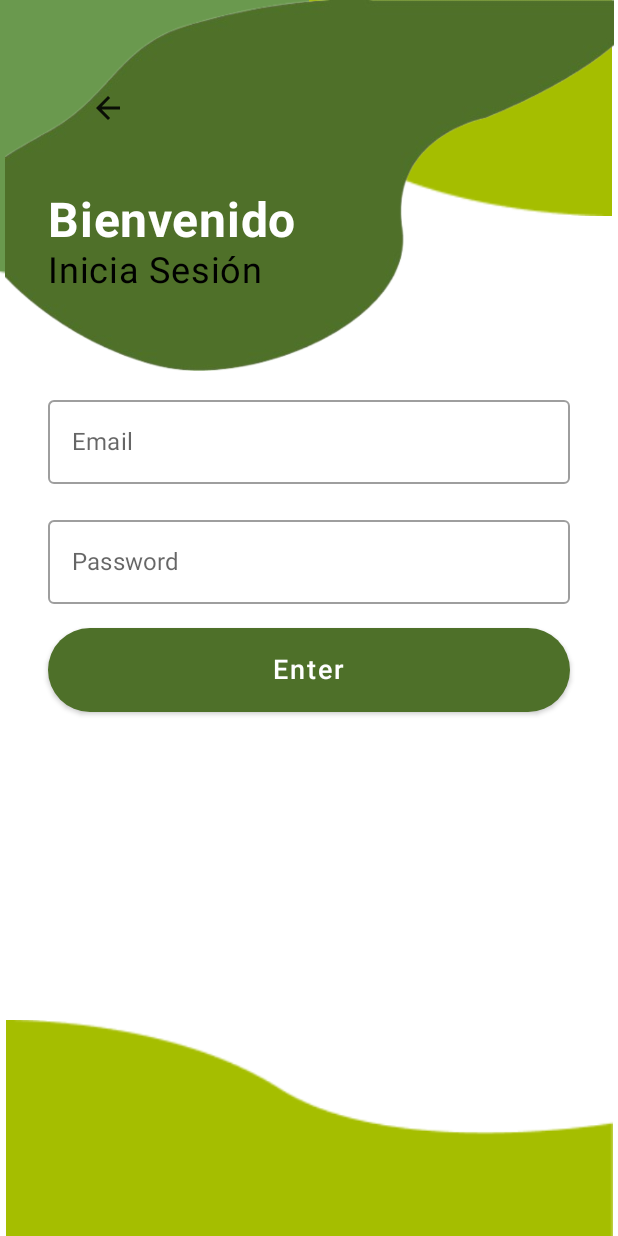
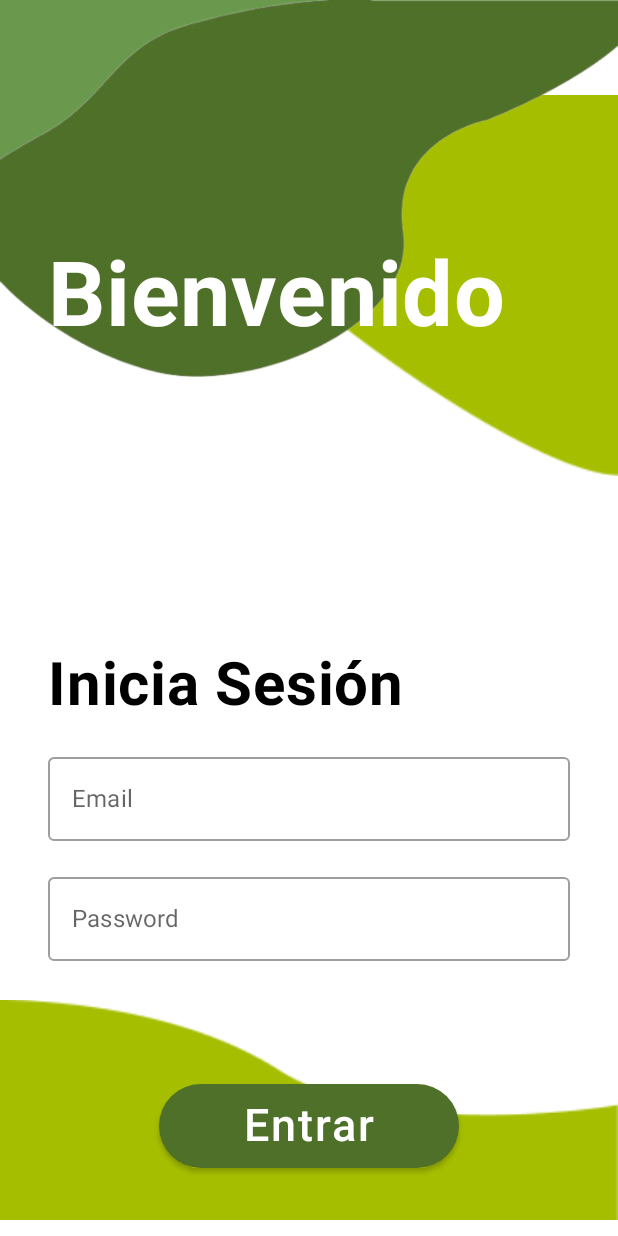
Before and after one commit to NarhariOlalde/DevKots, an Android app built with Jetpack Compose: the screen it shows after launch (MainActivity), after a tap on "Login", on a phone screen of 412 x 824 dp. Run offline under Robolectric (Android 15) with nearby library versions, the phone set to English and light mode, and no system bars.

Commit message:
cambios login

```diff
--- a/App/app/src/main/java/com/example/devkots/data/BioReportService.kt
+++ b/App/app/src/main/java/com/example/devkots/data/BioReportService.kt
@@ -54,9 +54,16 @@ interface BioReportService {
     @GET("basic_report/{id}")
     suspend fun getFaunaTransectoReport(@Path("id") id: Int): Response<FaunaTransectoReport>
 
+    @GET("basic_report/{id}")
+    suspend fun getFaunaPuntoConteoReport(@Path("id") id: Int): Response<FaunaPuntoConteoReport>
+
     // Update a Fauna en Transecto report
     @PUT("basic_report/{id}")
     suspend fun updateFaunaTransectoReport(@Path("id") id: Int, @Body report: FaunaTransectoReport): Response<FaunaTransectoReport>
+
+    @PUT("basic_report/{id}")
+    suspend fun updateFaunaPuntoConteoReport(@Path("id") id: Int, @Body report: FaunaPuntoConteoReport): Response<FaunaPuntoConteoReport>
+
 
     @PATCH("basic_report/{id}")
     suspend fun updateReportStatusById(
--- a/App/app/src/main/java/com/example/devkots/uiLib/components/BackButton.kt
+++ b/App/app/src/main/java/com/example/devkots/uiLib/components/BackButton.kt
@@ -1,6 +1,8 @@
 package com.example.devkots.uiLib.components
 
+import androidx.compose.foundation.clickable
 import androidx.compose.foundation.layout.padding
+import androidx.compose.foundation.layout.size
 import androidx.compose.material.Icon
 import androidx.compose.material.IconButton
 import androidx.compose.material.icons.Icons
@@ -13,13 +15,12 @@ import androidx.navigation.NavController
 
 @Composable
 fun BackButton(navController: NavController) {
-    IconButton(
-        onClick = { navController.popBackStack() },
-        modifier = Modifier.padding(16.dp)
-    ) {
-        Icon(
-            imageVector = Icons.AutoMirrored.Filled.ArrowBack,
-            contentDescription = "Back"
-        )
-    }
+    Icon(
+        imageVector = Icons.AutoMirrored.Filled.ArrowBack,
+        contentDescription = "Back",
+        modifier = Modifier
+            .size(32.dp)
+            .clickable { navController.popBackStack() },
+
+    )
 }
--- a/App/app/src/main/java/com/example/devkots/uiLib/screens/LoginScreen.kt
+++ b/App/app/src/main/java/com/example/devkots/uiLib/screens/LoginScreen.kt
@@ -51,33 +51,30 @@ fun LoginScreen(
             color = White
         )
         {
-            Box(modifier = Modifier.fillMaxSize()) {
+            Box(modifier = Modifier.fillMaxSize()
+                .fillMaxWidth()) {
                 Image(
-                    painter = painterResource(id = R.drawable.vector_3),
+                    painter = painterResource(id = R.drawable.vector_1),
                     contentDescription = "vector_3",
                     modifier = Modifier
                         .fillMaxWidth()
-                        .fillMaxHeight(0.175f)
-                        .align(Alignment.TopCenter)
-                        .graphicsLayer(rotationZ = 180f)
+                        .size(380.dp)
                 )
                 Image(
                     painter = painterResource(id = R.drawable.vector_3),
                     contentDescription = "vector_3",
                     modifier = Modifier
                         .fillMaxWidth()
-                        .fillMaxHeight(0.175f)
+                        .fillMaxHeight(0.204f)
                         .align(Alignment.BottomCenter)
                 )
                 Image(
                     painter = painterResource(id = R.drawable.vector_5),
                     contentDescription = "vector_5",
                     modifier = Modifier
-                        .fillMaxWidth(0.5f)
-                        .fillMaxHeight(0.24f)
+                        .fillMaxWidth(0.6f)
                         .align(Alignment.TopStart)
-                        .width(200.dp)
-                        .clip(RectangleShape),
+                        .width(200.dp),
                     contentScale = ContentScale.Crop
                 )
                 Image(
@@ -85,8 +82,7 @@ fun LoginScreen(
                     contentDescription = "vector_6",
                     modifier = Modifier
                         .fillMaxWidth()
-                        .fillMaxHeight(0.3f)
-                        .align(Alignment.TopCenter)
+
                 )
                 Column(
                     modifier = Modifier
@@ -96,29 +92,32 @@ fun LoginScreen(
                     verticalArrangement = Arrangement.spacedBy(16.dp)
                 ) {
                     // Back Button
-                    Box(modifier = Modifier.fillMaxWidth(), contentAlignment = Alignment.TopStart) {
+                    Box(modifier = Modifier.padding(end = 500.dp)) {
                         BackButton(navController)
                     }
 
+                    Spacer(modifier = Modifier.height(50.dp))
                     // Welcome Text
                     Column(
                         horizontalAlignment = Alignment.Start,
                         modifier = Modifier.fillMaxWidth()
+                            .padding(top = 16.dp)
                     ) {
                         Text(
                             text = "Bienvenido",
-                            fontSize = 32.sp,
+                            fontSize = 60.sp,
                             fontWeight = FontWeight.Bold,
                             color = White
                         )
+                        Spacer(modifier = Modifier.height(200.dp))
                         Text(
                             text = "Inicia Sesión",
-                            fontSize = 24.sp,
-                            color = Black
+                            fontSize = 40.sp,
+                            color = Black,
+                            fontWeight = FontWeight.Bold
                         )
                     }
 
-                    Spacer(modifier = Modifier.height(32.dp))
 
                     // Email and Password Inputs
                     OutlinedTextField(
@@ -143,17 +142,17 @@ fun LoginScreen(
                             modifier = Modifier.padding(top = 8.dp)
                         )
                     }
-
+                    Spacer(modifier = Modifier.height(50.dp))
                     // Login Button
                     Button(
                         onClick = { loginViewModel.login() },
                         modifier = Modifier
-                            .fillMaxWidth()
-                            .height(56.dp),
+                            .height(56.dp)
+                            .width(200.dp),
                         shape = RoundedCornerShape(30.dp),
                         colors = ButtonDefaults.buttonColors(backgroundColor = ObjectGreen1)
                     ) {
-                        Text("Enter", color = Color.White, fontSize = 18.sp)
+                        Text("Entrar", color = Color.White, fontSize = 30.sp)
                     }
                 }
             }
--- a/App/app/src/main/java/com/example/devkots/uiLib/screens/LoginSignupScreen.kt
+++ b/App/app/src/main/java/com/example/devkots/uiLib/screens/LoginSignupScreen.kt
@@ -57,9 +57,6 @@ fun LoginSignupScreen(navController: NavController) {
                 CustomButtonLS(text = "Login", backgroundColor = ObjectGreen1) {
                     navController.navigate("login")
                 }
-                CustomButtonLS(text = "Signup", backgroundColor = ObjectGreen1) {
-                    navController.navigate("signup")
-                }
             }
         }
     }
```
Also changed, not shown: App/app/src/main/java/com/example/devkots/uiLib/components/MainLayout.kt (+34 -0 lines), App/app/src/main/java/com/example/devkots/uiLib/screens/AppNavigation.kt (+18 -7 lines), App/app/src/main/java/com/example/devkots/uiLib/screens/ReportFaunaTransectoDetailScreen.kt (+1 -35 lines), App/app/src/main/java/com/example/devkots/uiLib/screens/SignupScreen.kt (+0 -29 lines), App/app/src/main/java/com/example/devkots/uiLib/viewmodels/ReportFaunaTransectoViewModel.kt (line endings or trailing spaces), App/app/src/main/res/drawable/vector_1.png.
